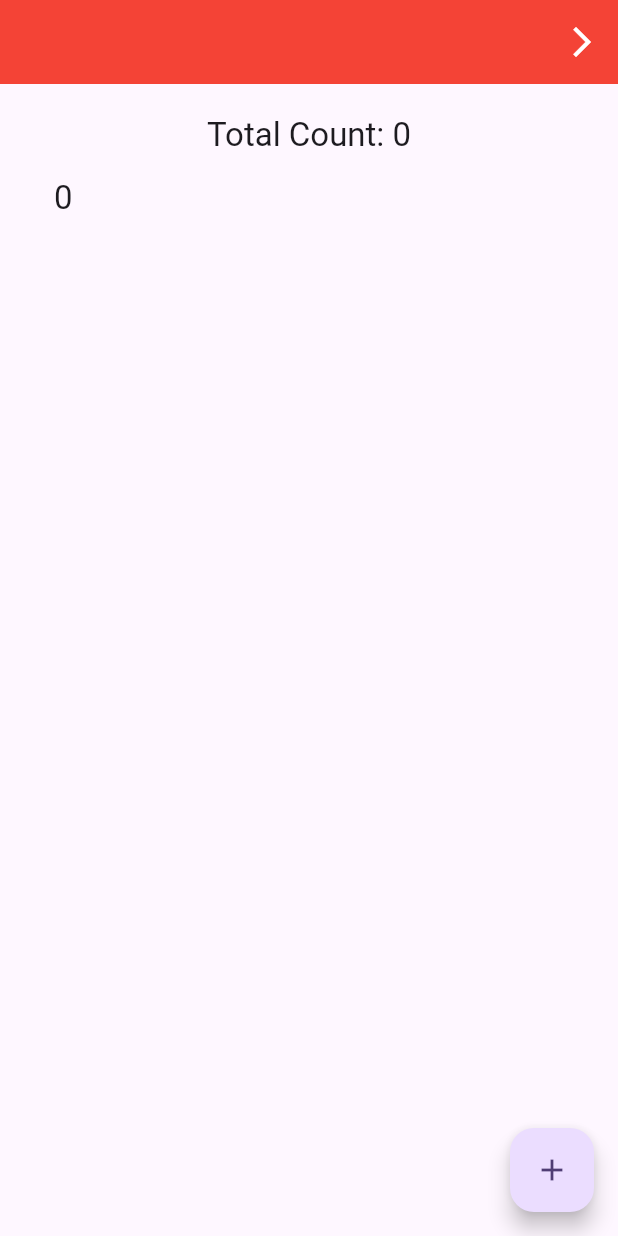
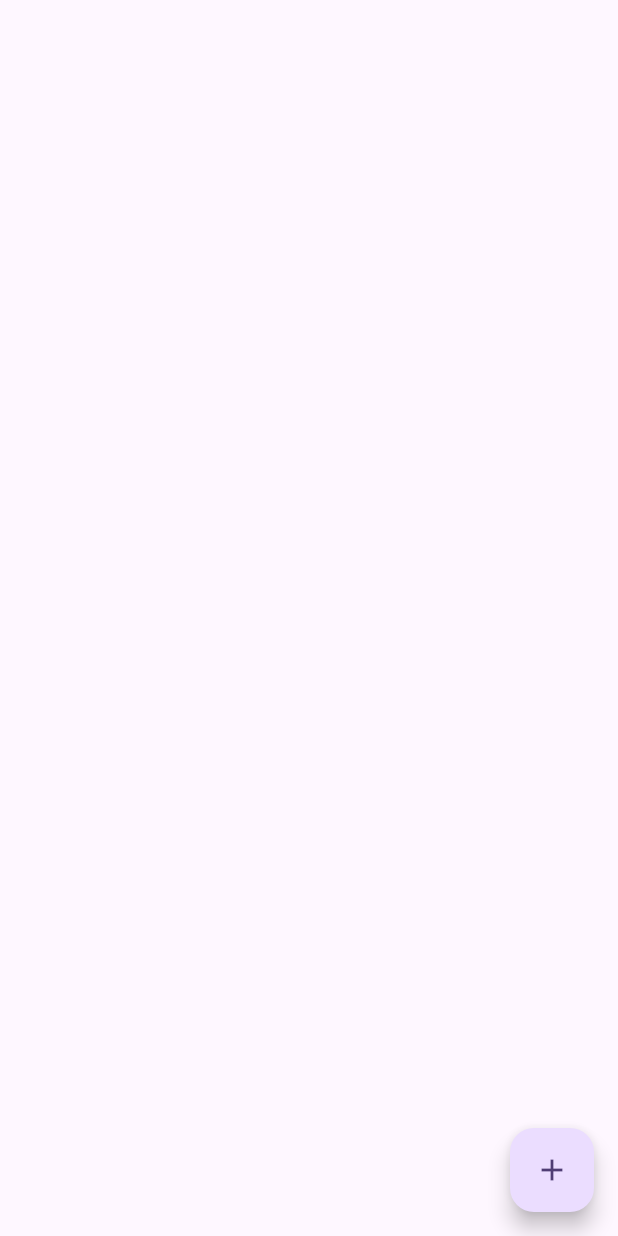
Before and after one commit to jobinsebastianralfiz/providerdemo, a Flutter app: the screen it shows after launch, on a phone screen of 412 x 824 dp. Run offline on Flutter 3.47's test engine with Material 3 defaults, Android fonts, the phone set to English and light mode, and no system bars.

Commit message:
to do model and provider add

```diff
--- a/lib/main.dart
+++ b/lib/main.dart
@@ -1,7 +1,9 @@
 import 'package:flutter/material.dart';
 import 'package:provider/provider.dart';
 import 'package:providerdemo/listview_provider.dart';
+import 'package:providerdemo/provider/todoprovider.dart';
 import 'package:providerdemo/screenone.dart';
+import 'package:providerdemo/screenthree.dart';
 
 void main() {
   runApp(const MyApp());
@@ -13,19 +15,29 @@ class MyApp extends StatelessWidget {
   // This widget is the root of your application.
   @override
   Widget build(BuildContext context) {
-    return ChangeNotifierProvider(
-      create: (context) => ListViewProvider(),
+    return MultiProvider(
+      providers: [
+
+        ChangeNotifierProvider(create: (context)=>ListViewProvider()),
+        ChangeNotifierProvider(create: (context)=>TodoProvider()),
+
+
+      ],
       child: MaterialApp(
         debugShowCheckedModeBanner: false,
         title: 'Flutter Demo',
         theme: ThemeData(
+
           appBarTheme: AppBarTheme(
             backgroundColor: Colors.red,
-                iconTheme: IconThemeData(color: Colors.white)),
+            iconTheme: IconThemeData(color: Colors.white)
+          ),
+
           colorScheme: ColorScheme.fromSeed(seedColor: Colors.deepPurple),
           useMaterial3: true,
         ),
-          home: const ScreenOne()),
+        home: const ScreenThree()
+      ),
     );
   }
 }
--- /dev/null
+++ b/lib/model/todomodel.dart
@@ -0,0 +1,7 @@
+class TodoModel{
+
+  final String? title;
+  final String? content;
+
+  TodoModel({this.content,this.title});
+}
--- /dev/null
+++ b/lib/provider/todoprovider.dart
@@ -0,0 +1,31 @@
+import 'package:flutter/material.dart';
+import 'package:provider/provider.dart';
+import 'package:providerdemo/model/todomodel.dart';
+
+class TodoProvider with ChangeNotifier{
+
+  List<TodoModel> _todos=[];
+  List<TodoModel>  get todos =>_todos;
+
+  //add
+
+void add(TodoModel todo){
+
+  _todos.add(todo);
+  notifyListeners();
+
+
+}
+
+  //delete
+
+
+
+
+
+  //update
+
+
+  //reda
+
+}
--- /dev/null
+++ b/lib/screenthree.dart
@@ -0,0 +1,86 @@
+import 'package:flutter/material.dart';
+import 'package:provider/provider.dart';
+import 'package:providerdemo/model/todomodel.dart';
+import 'package:providerdemo/provider/todoprovider.dart';
+
+
+class ScreenThree extends StatelessWidget {
+  const ScreenThree({super.key});
+
+  @override
+  Widget build(BuildContext context) {
+
+    TextEditingController _titleController=TextEditingController();
+    TextEditingController _contentController=TextEditingController();
+    return Consumer<TodoProvider>(builder:(context,todoProvider,child){
+
+
+      return Scaffold(
+
+        floatingActionButton: FloatingActionButton(
+
+          onPressed: (){
+
+            showDialog(context: context,
+
+                builder:(context){
+
+              return AlertDialog(
+
+                actions: [
+
+                  ElevatedButton(onPressed: (){
+
+                    TodoModel todo=TodoModel(
+
+                        title: _titleController.text,
+                        content: _contentController.text
+                    );
+
+                    todoProvider.add(todo);
+
+                    Navigator.pop(context);
+
+
+
+                  }, child: Text("add"))
+                ],
+                content: Container(
+                  child: Column(
+                    children: [
+
+                      TextField(
+                        controller: _titleController,
+                      ),
+                      TextField(
+                        controller: _contentController,
+                      ),
+
+
+                    ],
+                  ),
+                ),
+              );
+                }
+
+            );
+
+
+
+
+          },
+          child: Icon(Icons.add),
+        ),
+
+        body: ListView.builder(
+            itemCount: todoProvider.todos.length,
+            itemBuilder: (context,index){
+
+          return ListTile(
+            title: Text(todoProvider.todos[index].title.toString()),
+          );
+        }),
+      );
+    });
+  }
+}
```
Also changed, not shown: lib/listview_provider.dart (+8 -1 lines), lib/screenone.dart (+22 -5 lines). Lines whose indentation alone changed are shown as unchanged.
